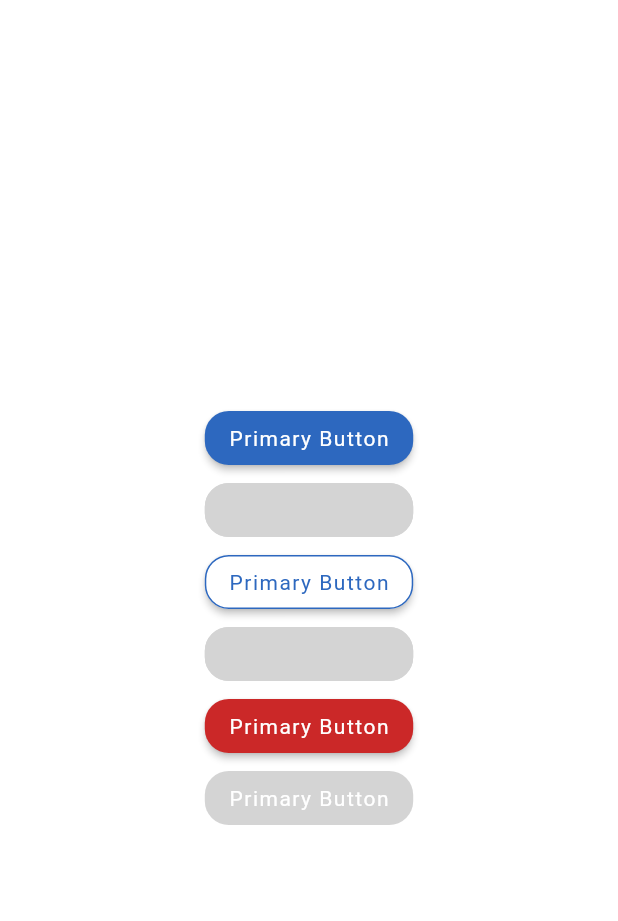
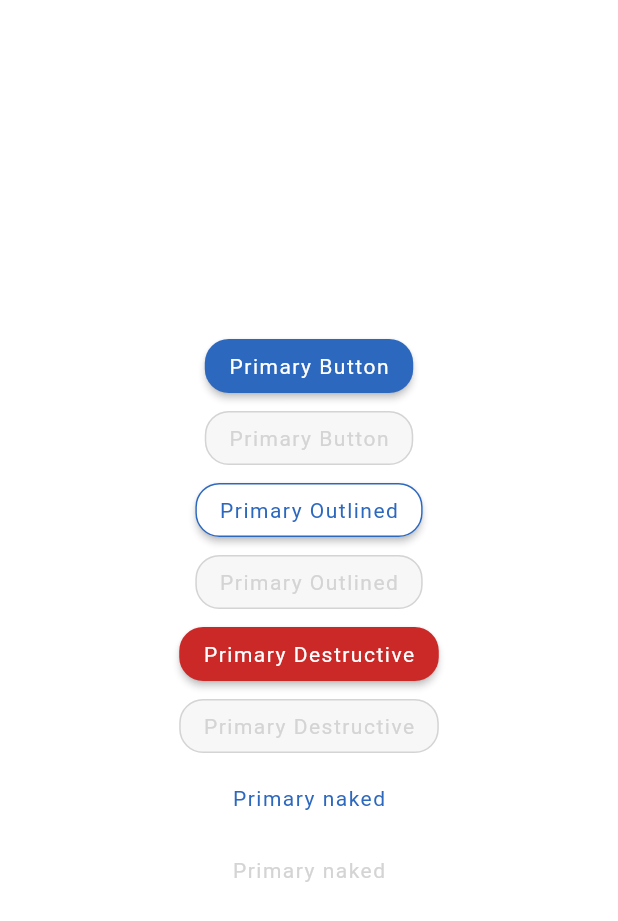
Before and after one commit to AtaMahmoud/ob-flutter-app, a Flutter app: the WidgetShowCase screen opened directly, on a phone screen of 412 x 824 dp. Shown: the top 921 px of the screen. Run offline on Flutter 3.47's test engine with Material 2 defaults, Android fonts, the phone set to English and light mode, and no system bars; our stand-ins replace cloud_firestore, data_connection_checker, device_info, dio, firebase_auth, firebase_crashlytics and 22 more; missing offline and left inert: barcode_scan, bezier_chart, firebase_ml_vision, flutter_circular_slider, flutter_circular_text and 1 more; accounts and stored records are empty; generated files the repository leaves out were written again; statements that could not run were skipped; project files that could hold a hidden picture were left out.

Commit message:
adds reusable button widgets

```diff
--- a/lib/core/common_widgets/buttons.dart
+++ b/lib/core/common_widgets/buttons.dart
@@ -3,14 +3,28 @@ import 'package:flutter/rendering.dart';
 import 'package:flutter/widgets.dart';
 import 'package:ocean_builder/core/common_widgets/common_theme.dart';
 
+/*
+This class serves the following types of buttons
+  - primary
+  - primary outlined
+  - destructive
+  - naked
+  To change or tweak the color  check common_theme.dart
+*/
 class PrimaryButton extends StatelessWidget {
+  /// create an specific button among primary, outlined,destructive and naked buttons
+  /// [isEnabled] variable must not be null
+  ///
+  /// set [isOutlined] for outlined button,[isDestructive] for destructive buttons, [isNaked] for naked buttons and without any is for the primary button
+
   const PrimaryButton(
       {Key key,
       this.label,
       this.onPressed,
       this.isEnabled,
       this.isOutlined,
-      this.isDestructive})
+      this.isDestructive,
+      this.isNaked})
       : super(key: key);
 
   final String label;
@@ -18,14 +32,15 @@ class PrimaryButton extends StatelessWidget {
   final VoidCallback onPressed;
   final bool isOutlined;
   final bool isDestructive;
+  final bool isNaked;
 
   @override
   Widget build(BuildContext context) {
     Color _color, _textColor, _disabledColor, _hoverColor;
     BorderSide _borderSide;
 
-    if (isEnabled) {
-      if (isOutlined) {
+    if (isEnabled != null && isEnabled) {
+      if (isOutlined != null && isOutlined) {
         _borderSide = BorderSide(color: CommonTheme.primary);
         _textColor = CommonTheme.primary;
         _color = CommonTheme.white;
@@ -34,8 +49,17 @@ class PrimaryButton extends StatelessWidget {
         _textColor = CommonTheme.white;
         _color = CommonTheme.primary;
       }
+
+      if (isDestructive != null && isDestructive) {
+        _color = CommonTheme.danger;
+        _hoverColor = CommonTheme.dangerLight;
+        _textColor = CommonTheme.white;
+        _borderSide = BorderSide.none;
+      } else {
+        _hoverColor = CommonTheme.primaryLight;
+      }
     } else {
-      if (isOutlined) {
+      if (isOutlined != null && isOutlined) {
         _borderSide = BorderSide(color: CommonTheme.greyLight);
         _textColor = CommonTheme.greyLight;
         _color = CommonTheme.greyLightest;
@@ -46,20 +70,43 @@ class PrimaryButton extends StatelessWidget {
       }
     }
 
-    if (isDestructive) {
-      _color = CommonTheme.danger;
-      _hoverColor = CommonTheme.dangerLight;
-      _textColor = CommonTheme.white;
+    if (isNaked != null && isNaked) {
+      _color = Colors.transparent;
       _borderSide = BorderSide.none;
-    } else {
-      _hoverColor = _hoverColor = CommonTheme.primaryLight;
+      _hoverColor = CommonTheme.primaryLight;
+
+      if (isEnabled != null && isEnabled)
+        _textColor = CommonTheme.primary;
+      else
+        _textColor = CommonTheme.greyLight;
     }
 
-    _disabledColor = CommonTheme.greyLight;
+    _disabledColor = CommonTheme.greyLightest;
+
+    if (isNaked != null && isNaked) {
+      return OutlineButton(
+        onPressed: isEnabled != null && isEnabled ? onPressed : null,
+        borderSide: _borderSide,
+        textColor: _textColor,
+        hoverColor: _hoverColor,
+        disabledTextColor: CommonTheme.greyLight,
+        shape: RoundedRectangleBorder(
+            borderRadius: BorderRadius.circular(16), side: _borderSide),
+        child: Text(
+          label,
+          //  textScaleFactor: 1.0,
+          style: TextStyle(
+              color: _textColor,
+              fontSize: 14,
+              fontWeight: FontWeight.w400,
+              letterSpacing: 1.0),
+        ),
+      );
+    }
 
     return Container(
       child: MaterialButton(
-        onPressed: isEnabled ? onPressed : null,
+        onPressed: isEnabled != null && isEnabled ? onPressed : null,
         shape: RoundedRectangleBorder(
             borderRadius: BorderRadius.circular(16), side: _borderSide),
         child: Text(
@@ -78,58 +125,3 @@ class PrimaryButton extends StatelessWidget {
     );
   }
 }
-
-/*
-class CommonButtons{
-
-  static Widget getButton(String text, VoidCallback callback,
-      {double w = 200,
-      double h = 60,
-      double fontSize = 22,
-      bool isInactive = false,
-      String iconPath,
-      gradientColors = const [Color(0xFF01388B), Color(0xFF2C86AC)],
-      double borderRadius = 24}) {
-    return InkWell(
-      onTap: callback,
-      child: Container(
-        // height: h,
-        width: w,
-        padding: EdgeInsets.all(16.w),
-        decoration: BoxDecoration(
-          borderRadius: new BorderRadius.circular(borderRadius.w),
-          gradient: isInactive
-              ? LinearGradient(colors: [
-                  ColorConstants.CONTROL_END,
-                  ColorConstants.CONTROL_END
-                ], begin: Alignment.topCenter, end: Alignment.bottomCenter)
-              : LinearGradient(
-                  colors: gradientColors,
-                  begin: Alignment.topCenter,
-                  end: Alignment.bottomCenter),
-        ),
-        child: Center(
-            child: Row(
-          mainAxisAlignment: MainAxisAlignment.center,
-          crossAxisAlignment: CrossAxisAlignment.center,
-          children: <Widget>[
-            iconPath != null
-                ? ImageIcon(
-                    AssetImage(iconPath),
-                    color: Colors.white,
-                  )
-                : Container(),
-            iconPath != null ? SizedBox(width: 16.w) : Container(),
-            Text(
-              text,
-              textAlign: TextAlign.center,
-              style: TextStyle(color: Colors.white, fontSize: fontSize),
-            ),
-          ],
-        )),
-      ),
-    );
-  }
-
-}
-*/
--- a/lib/ui/screens/reusableWidgetsShowcase.dart
+++ b/lib/ui/screens/reusableWidgetsShowcase.dart
@@ -5,7 +5,6 @@ import 'package:ocean_builder/core/common_widgets/buttons.dart';
 class WidgetShowCase extends StatefulWidget {
   static const String routeName = '/widgetShowCase';
   WidgetShowCase({Key key}) : super(key: key);
-
 
   @override
   _WidgetShowCaseState createState() => _WidgetShowCaseState();
@@ -18,24 +17,64 @@ class _WidgetShowCaseState extends State<WidgetShowCase> {
       backgroundColor: Colors.white,
       body: Center(
         child: SingleChildScrollView(
-               child:_widgetTest(),
+          child: _widgetTest(),
         ),
       ),
     );
   }
 
-   _widgetTest(){
-   return Column(
-     crossAxisAlignment: CrossAxisAlignment.center,
-     children: [
-       PrimaryButton(label: 'Primary Button',onPressed: (){},isEnabled: true,isOutlined: false,isDestructive: false, key: Key('primary_button'),),
-       PrimaryButton(label: 'Primary Button',onPressed: (){},isEnabled: false,isOutlined: false,isDestructive: false, key: Key('primary_button2'),),
-       PrimaryButton(label: 'Primary Button',onPressed: (){},isEnabled: true,isOutlined: true,isDestructive: false, key: Key('primary_outline_button'),),
-       PrimaryButton(label: 'Primary Button',onPressed: (){},isEnabled: false,isOutlined: true,isDestructive: false, key: Key('primary_outline_button2'),),
-       PrimaryButton(label: 'Primary Button',onPressed: (){},isEnabled: true,isOutlined: true,isDestructive: true, key: Key('primary_outline_button2'),),
-       PrimaryButton(label: 'Primary Button',onPressed: (){},isEnabled: false,isOutlined: true,isDestructive: true, key: Key('primary_outline_button2'),)
-       ]
-       );
+  _widgetTest() {
+    return Column(crossAxisAlignment: CrossAxisAlignment.center, children: [
+      PrimaryButton(
+        label: 'Primary Button',
+        onPressed: () {},
+        isEnabled: true,
+        key: Key('primary_button'),
+      ),
+      PrimaryButton(
+        label: 'Primary Button',
+        onPressed: () {},
+        key: Key('primary_button2'),
+      ),
+      PrimaryButton(
+        label: 'Primary Outlined',
+        onPressed: () {},
+        isEnabled: true,
+        isOutlined: true,
+        key: Key('primary_outline_button'),
+      ),
+      PrimaryButton(
+        label: 'Primary Outlined',
+        onPressed: () {},
+        isOutlined: true,
+        key: Key('primary_outline_button2'),
+      ),
+      PrimaryButton(
+        label: 'Primary Destructive',
+        onPressed: () {},
+        isEnabled: true,
+        isDestructive: true,
+        key: Key('primary_destructive_button'),
+      ),
+      PrimaryButton(
+        label: 'Primary Destructive',
+        onPressed: () {},
+        isDestructive: true,
+        key: Key('primary_destructive_button2'),
+      ),
+      PrimaryButton(
+        label: 'Primary naked',
+        onPressed: () {},
+        isEnabled: true,
+        isNaked: true,
+        key: Key('primary_naked_button'),
+      ),
+      PrimaryButton(
+        label: 'Primary naked',
+        onPressed: () {},
+        isNaked: true,
+        key: Key('primary_naked_button2'),
+      ),
+    ]);
   }
-
 }
```
Also changed, not shown: pubspec.lock, 1 other file. Lines whose indentation alone changed are shown as unchanged.
